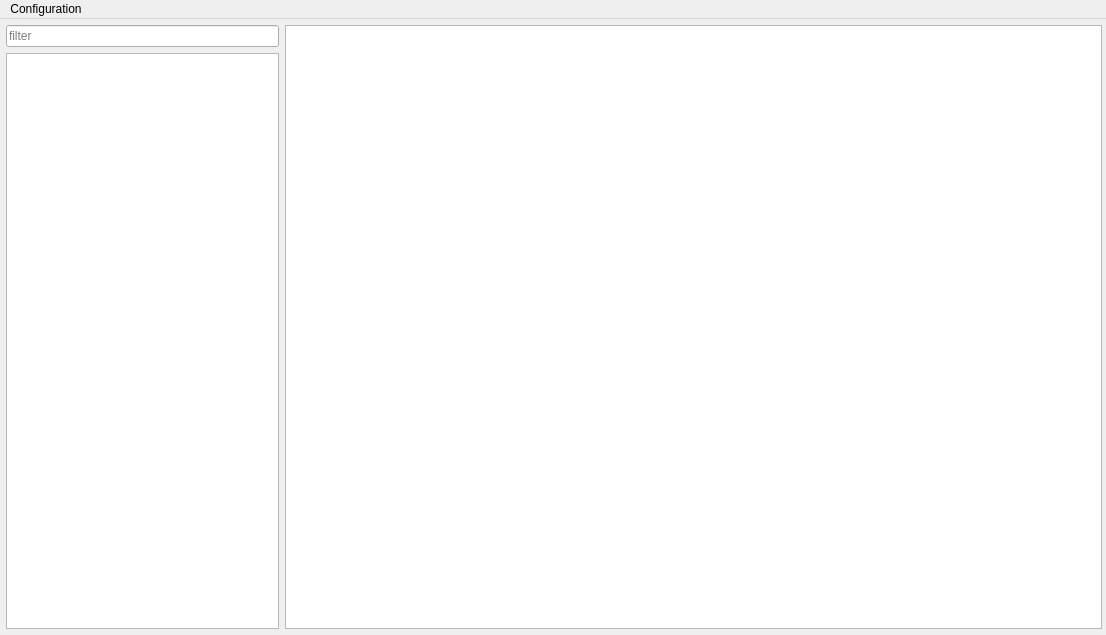
The window that Tools/Launcher/DataQt/mainwindow.ui (xaoctech/dava.engine) describes before a commit, drawn with Qt 5.
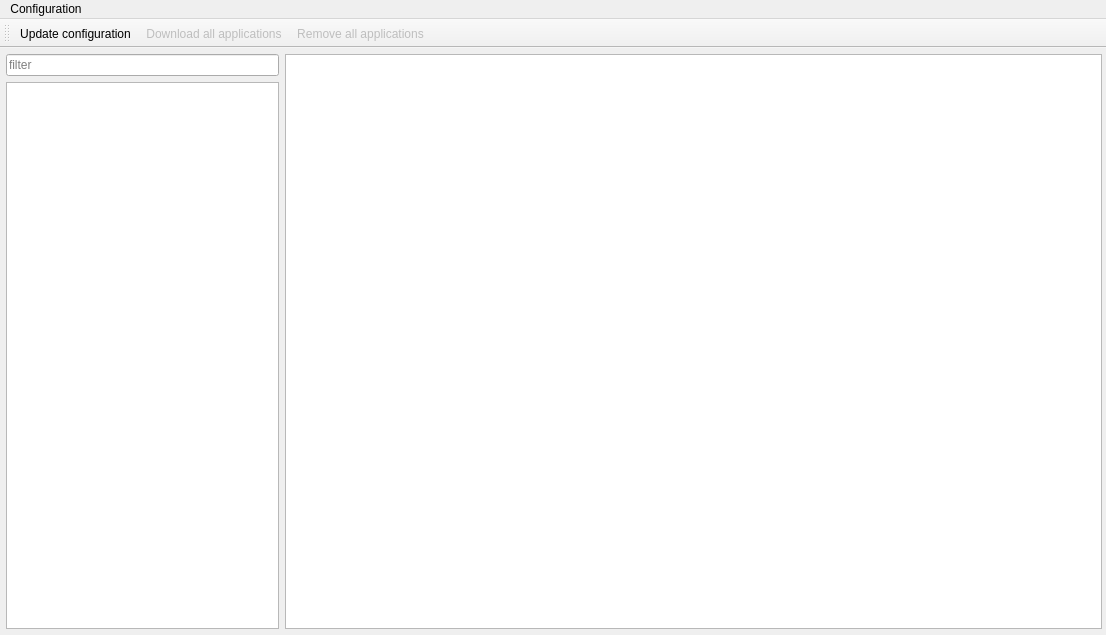
The same window after the commit. Icons and pictures are not drawn.

Commit message: [DF-10812] add two actions and create toolbar

What changed in the file:
```diff
--- a/Tools/Launcher/DataQt/mainwindow.ui
+++ b/Tools/Launcher/DataQt/mainwindow.ui
@@ -198,6 +198,20 @@
    </widget>
    <addaction name="menuConfiguration"/>
   </widget>
+  <widget class="QToolBar" name="toolBar">
+   <property name="windowTitle">
+    <string>toolBar</string>
+   </property>
+   <attribute name="toolBarArea">
+    <enum>TopToolBarArea</enum>
+   </attribute>
+   <attribute name="toolBarBreak">
+    <bool>false</bool>
+   </attribute>
+   <addaction name="action_updateConfiguration"/>
+   <addaction name="action_downloadAll"/>
+   <addaction name="action_removeAll"/>
+  </widget>
   <action name="action_updateConfiguration">
    <property name="icon">
     <iconset resource="icons.qrc">
@@ -205,6 +219,39 @@
    </property>
    <property name="text">
     <string>Update configuration</string>
+   </property>
+   <property name="shortcut">
+    <string>Ctrl+R, F5</string>
+   </property>
+  </action>
+  <action name="action_downloadAll">
+   <property name="enabled">
+    <bool>false</bool>
+   </property>
+   <property name="icon">
+    <iconset resource="icons.qrc">
+     <normaloff>:/Icons/download.png</normaloff>:/Icons/download.png</iconset>
+   </property>
+   <property name="text">
+    <string>Download all applications</string>
+   </property>
+   <property name="toolTip">
+    <string>Download all applications</string>
+   </property>
+  </action>
+  <action name="action_removeAll">
+   <property name="enabled">
+    <bool>false</bool>
+   </property>
+   <property name="icon">
+    <iconset resource="icons.qrc">
+     <normaloff>:/Icons/delete.png</normaloff>:/Icons/delete.png</iconset>
+   </property>
+   <property name="text">
+    <string>Remove all applications</string>
+   </property>
+   <property name="toolTip">
+    <string>Remove all applications</string>
    </property>
   </action>
  </widget>
```
Left out of the diff: 2 changed lines with no effect on the pictures. The commit also changes 3 other files.
